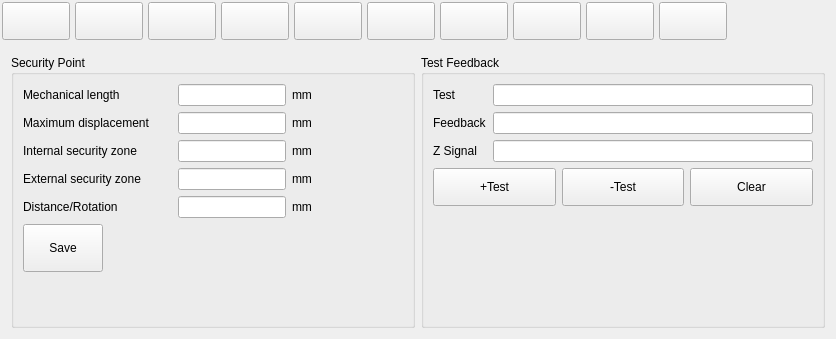
First picture: the form in hcsettings/icmachinestructpage.ui, repository GaussCheng/2-5AxisPunch, before the edit.
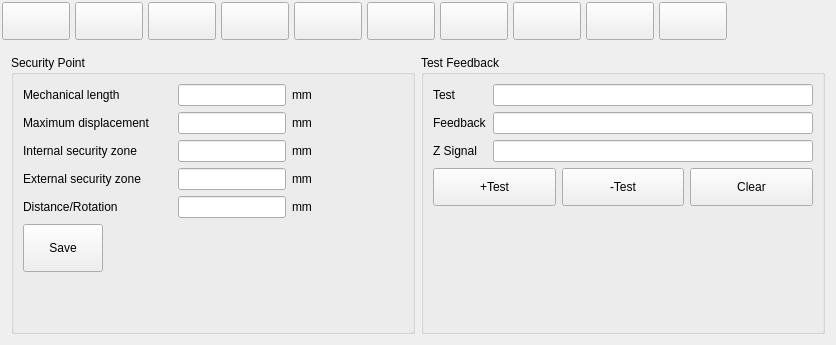
Second picture: the form after the edit. Custom widgets are drawn as their Qt base class.

The edit to the form file:
```diff
--- a/hcsettings/icmachinestructpage.ui
+++ b/hcsettings/icmachinestructpage.ui
@@ -7,7 +7,7 @@
     <x>0</x>
     <y>0</y>
     <width>836</width>
-    <height>339</height>
+    <height>345</height>
    </rect>
   </property>
   <property name="windowTitle">
@@ -283,7 +283,7 @@
             </property>
             <property name="minimumSize">
              <size>
-              <width>26</width>
+              <width>30</width>
               <height>0</height>
              </size>
             </property>
@@ -331,7 +331,7 @@
             </property>
             <property name="minimumSize">
              <size>
-              <width>26</width>
+              <width>30</width>
               <height>0</height>
              </size>
             </property>
@@ -379,7 +379,7 @@
             </property>
             <property name="minimumSize">
              <size>
-              <width>26</width>
+              <width>30</width>
               <height>0</height>
              </size>
             </property>
@@ -427,7 +427,7 @@
             </property>
             <property name="minimumSize">
              <size>
-              <width>26</width>
+              <width>30</width>
               <height>0</height>
              </size>
             </property>
@@ -475,7 +475,7 @@
             </property>
             <property name="minimumSize">
              <size>
-              <width>26</width>
+              <width>30</width>
               <height>0</height>
              </size>
             </property>
```
